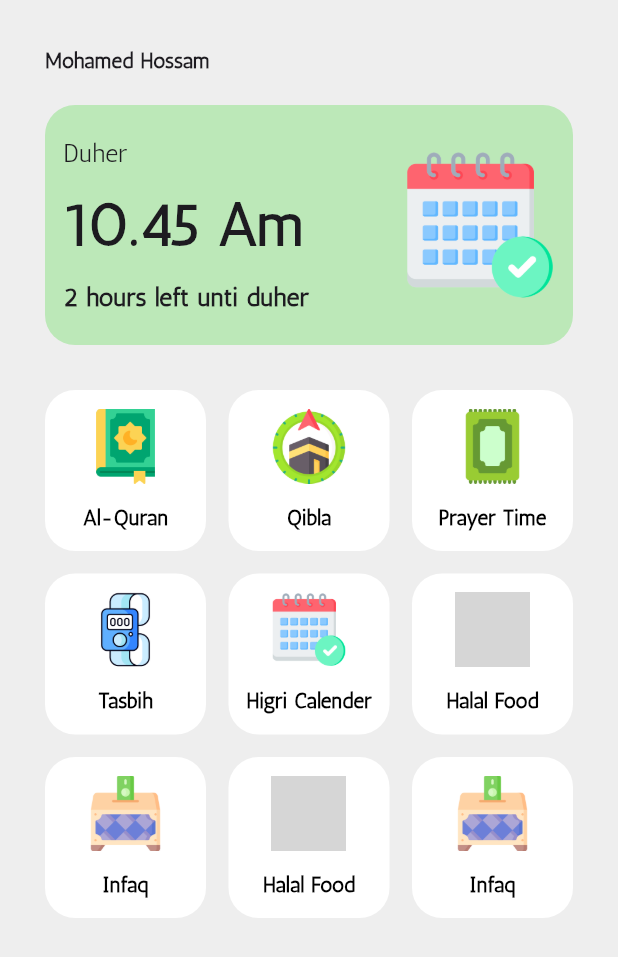
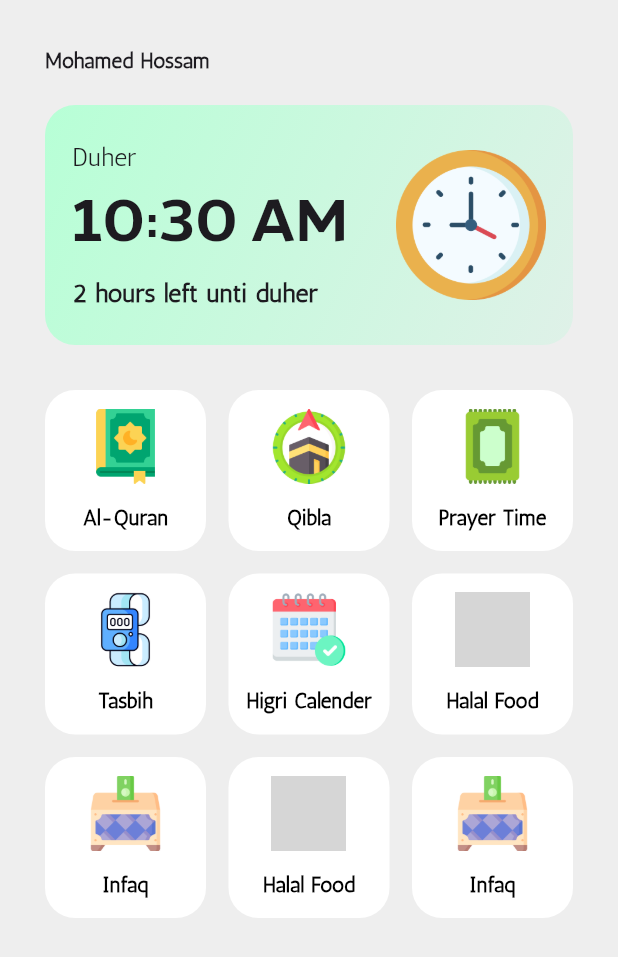
Before and after one commit to mo7ossam44/QuranApp, a Flutter app: the screen it shows after launch, on a phone screen of 412 x 824 dp. Shown: the top 957 px of the screen. Run offline on Flutter 3.47's test engine with Material 3 defaults, Android fonts, the phone set to English and light mode, and no system bars; our stand-ins replace dio; project files that could hold a hidden picture were left out; grey boxes are pictures that could not be loaded.

Commit message:
add time in container and the greadiants of color

```diff
--- a/lib/Widgets/time-container_widget.dart
+++ b/lib/Widgets/time-container_widget.dart
@@ -1,18 +1,49 @@
+import 'dart:async';
+import 'package:intl/intl.dart';
 import 'package:flutter/material.dart';
 
-class TimeContainerWidget extends StatelessWidget {
+class TimeContainerWidget extends StatefulWidget {
   const TimeContainerWidget({super.key});
+
+  @override
+  State<TimeContainerWidget> createState() => _TimeContainerWidgetState();
+}
+
+class _TimeContainerWidgetState extends State<TimeContainerWidget> {
+  String _timeString = '';
+
+  @override
+  void initState() {
+    super.initState();
+    _updateTime();
+    Timer.periodic(Duration(seconds: 60), (Timer t) => _updateTime());
+  }
+
+  void _updateTime() {
+    final now = DateTime.now();
+    final formattedTime = DateFormat('h:mm a').format(now);
+    setState(() {
+      _timeString = formattedTime;
+    });
+  }
 
   @override
   Widget build(BuildContext context) {
     return Container(
       height: 160,
       decoration: BoxDecoration(
-        color: const Color.fromARGB(255, 188, 232, 184),
+        gradient: LinearGradient(
+          begin: Alignment.topLeft,
+          end: Alignment.bottomRight,
+          colors: [
+            Color.fromARGB(255, 183, 255, 214), // أخضر فاتح جدًا
+            Color(0xFFDFF1E8), // أخضر أغمق حاجة بسيطة
+          ],
+        ),
         borderRadius: BorderRadius.circular(20),
       ),
       child: Padding(
-        padding: const EdgeInsets.all(12),
+        padding: const EdgeInsets.all(18),
         child: Row(
           mainAxisAlignment: MainAxisAlignment.spaceBetween,
           children: [
@@ -25,11 +56,11 @@ class TimeContainerWidget extends StatelessWidget {
                   style: TextStyle(fontSize: 17, fontFamily: 'Antic'),
                 ),
                 Text(
-                  '10.45 Am',
+                  _timeString,
                   style: TextStyle(
-                    fontWeight: FontWeight.bold,
+                    fontWeight: FontWeight.normal,
                     fontSize: 40,
-                    fontFamily: 'Antic',
+                    fontFamily: 'expo',
                   ),
                 ),
                 Text(
@@ -42,7 +73,7 @@ class TimeContainerWidget extends StatelessWidget {
                 ),
               ],
             ),
-            Image.asset('assets/images/calendar.png', width: 100),
+            Image.asset('assets/images/clock2.png', width: 100),
           ],
         ),
       ),
```
